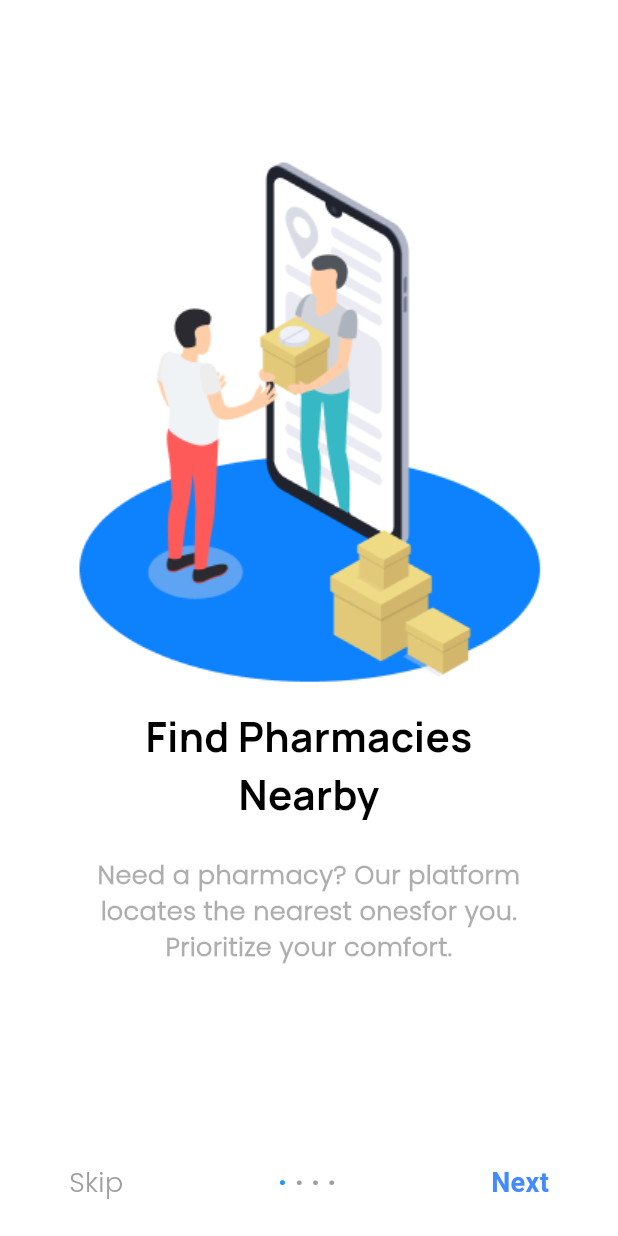
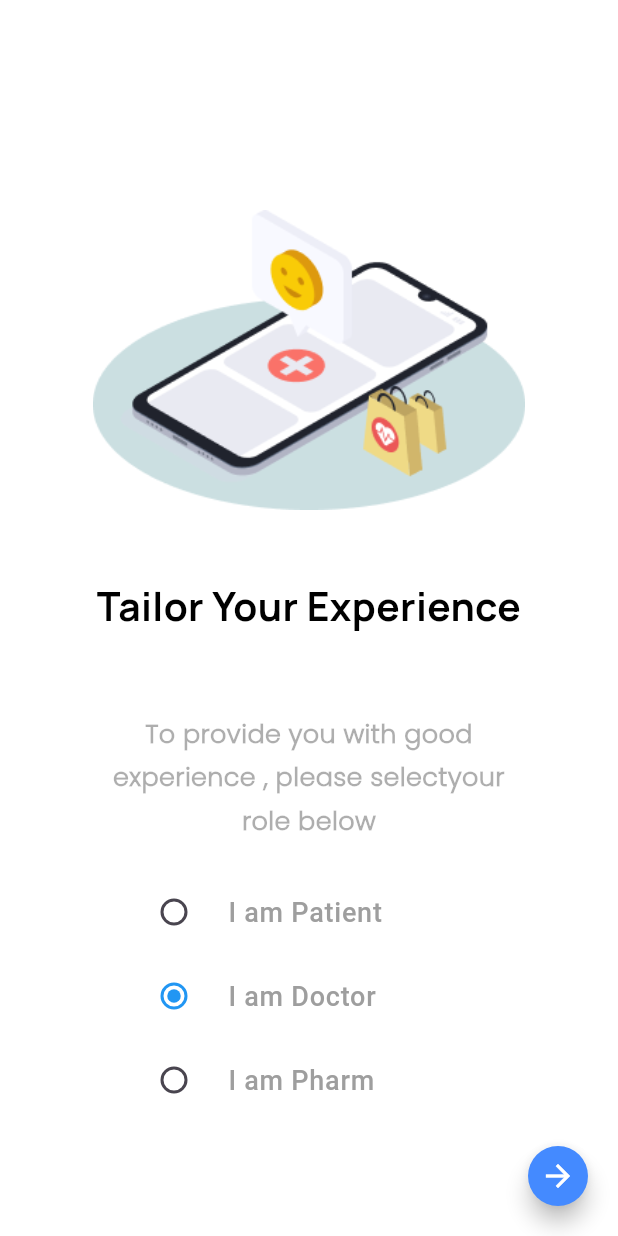
Before and after one commit to Samip-Nepal/Doctorhub-app, a Flutter app: the screen it shows after launch, on a phone screen of 412 x 824 dp. Run offline on Flutter 3.47's test engine with Material 3 defaults, Android fonts, the phone set to English and light mode, and no system bars.

Commit message:
Page 6 with RadioListTile

```diff
--- a/lib/firstloading/page6.dart
+++ b/lib/firstloading/page6.dart
@@ -0,0 +1,121 @@
+import 'package:flutter/material.dart';
+
+class Page6 extends StatefulWidget {
+  const Page6({super.key});
+
+  @override
+  State<Page6> createState() => _SeamlessdoctorState();
+}
+
+class _SeamlessdoctorState extends State<Page6> {
+  String setOption = "Doctor";
+  @override
+  Widget build(BuildContext context) {
+    return Scaffold(
+        backgroundColor: Colors.white,
+        body: Center(
+          child: Column(mainAxisAlignment: MainAxisAlignment.start, children: [
+            SizedBox(
+              height: 140,
+            ),
+            SizedBox(
+              height: 200,
+              width: 330,
+              child: Image.asset('assets/page6.png'),
+            ),
+            SizedBox(
+              height: 40,
+            ),
+            SizedBox(
+              width: 340,
+              height: 200,
+              child: Column(
+                mainAxisAlignment: MainAxisAlignment.center,
+                children: [
+                  SizedBox(
+                    width: 300,
+                    height: 50,
+                    child: Text(
+                      'Tailor Your Experience',
+                      style: TextStyle(
+                        fontSize: 26,
+                        color: Colors.black,
+                        fontWeight: FontWeight.w700,
+                        fontFamily: 'Bold',
+                      ),
+                      textAlign: TextAlign.center,
+                    ),
+                  ),
+                  SizedBox(
+                    height: 40,
+                  ),
+                  SizedBox(
+                    width: 280,
+                    height: 100,
+                    child: Opacity(
+                      opacity: 0.7,
+                      child: Text(
+                        'To provide you with good experience , please select'
+                        'your role below',
+                        style: TextStyle(
+                          fontSize: 17,
+                          color: Colors.black45,
+                          fontWeight: FontWeight.w600,
+                          fontFamily: 'Poppins',
+                          height: 1.7,
+                        ),
+                        textAlign: TextAlign.center,
+                      ),
+                    ),
+                  ),
+                ],
+              ),
+            ),
+            SizedBox(
+              child: Padding(
+                padding: EdgeInsets.fromLTRB(80, 0, 70, 0),
+                child: Column(
+                  children: [
+                    buildRadioButton("Patient"),
+                    buildRadioButton("Doctor"),
+                    buildRadioButton("Pharm"),
+                  ],
+                ),
+              ),
+            ),
+          ]),
+        ),
+        floatingActionButton: FloatingActionButton.small(
+          onPressed: () {},
+          backgroundColor: Colors.blueAccent,
+          shape: RoundedRectangleBorder(
+            borderRadius: BorderRadius.circular(50),
+          ),
+          child: Icon(
+            Icons.arrow_forward_outlined,
+            color: Colors.white,
+          ),
+        ));
+  }
+
+  Widget buildRadioButton(String value) {
+    return (RadioListTile<String>(
+      value: value,
+      groupValue: setOption,
+      onChanged: (newvalue) {
+        setState(() {
+          setOption = newvalue!;
+        });
+      },
+      title: Text(
+        'I am $value',
+        style: TextStyle(
+          fontSize: 18,
+          color: Colors.grey,
+          fontWeight: FontWeight.w500,
+        ),
+      ),
+      activeColor: Colors.blue,
+    ));
+  }
+}
--- a/lib/main.dart
+++ b/lib/main.dart
@@ -1,8 +1,8 @@
-import 'package:doctor_app_pratice/firstloading/page5.dart';
+import 'package:doctor_app_pratice/firstloading/page6.dart';
 import 'package:flutter/material.dart';
 
 void main() {
   runApp(MaterialApp(
-    home: Page5(),
+    home: Page6(),
   ));
 }
```
